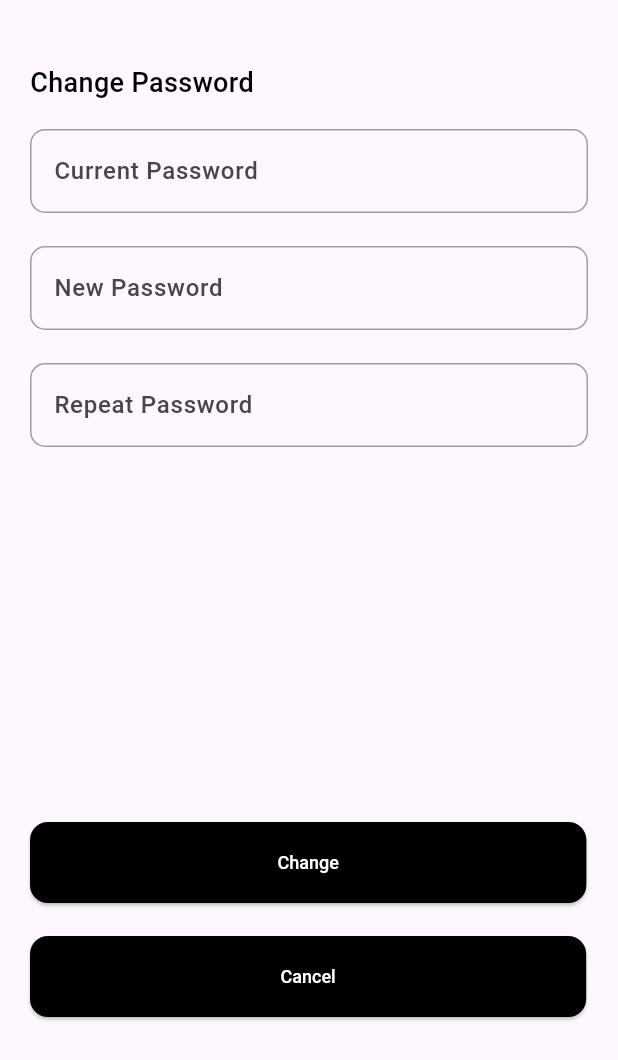
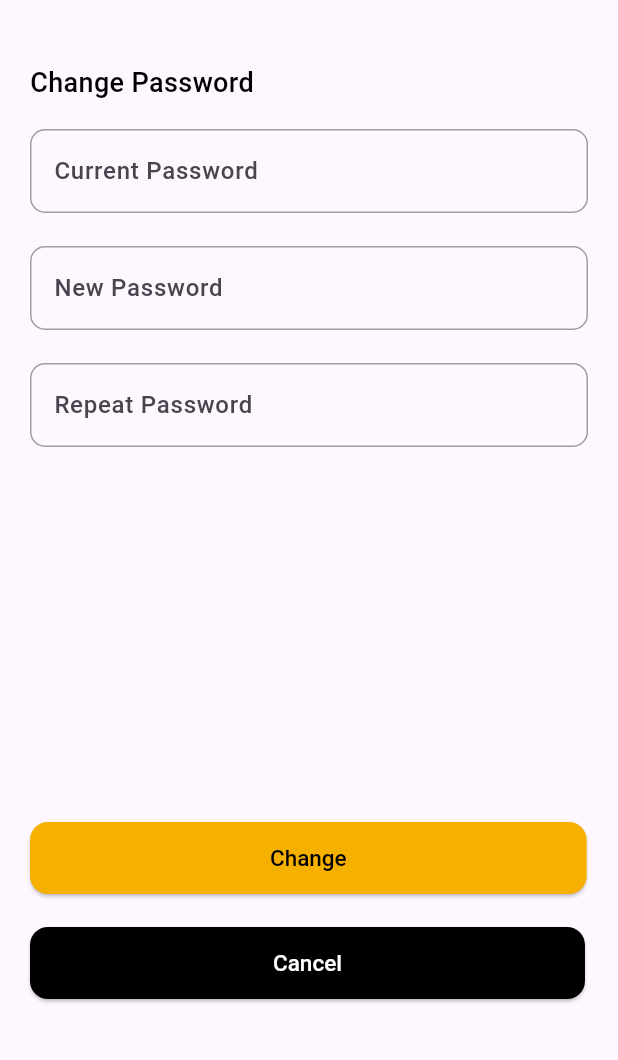
Before and after one commit to amirchi007/IMDB, a Flutter app: the ChangePasswordPage screen opened directly, on a phone screen of 412 x 824 dp. Shown: the top 1060 px of the screen. Run offline on Flutter 3.47's test engine with Material 3 defaults, Android fonts, the phone set to English and light mode, and no system bars; our stand-ins replace carousel_slider, flutter_rating_bar, get, toastification.

Commit message:
finishing ui

```diff
--- a/lib/pages/main/changepassword.dart
+++ b/lib/pages/main/changepassword.dart
@@ -100,7 +100,8 @@ class _ChangePasswordPageState extends State<ChangePasswordPage> {
                       );
                     }
                   },
-                  style: stylebtn(Colors.white, Colors.black, 20, 165, 12),
+                  style: stylebtn(
+                      Colors.black, const Color(0xFFF6B100), 15, 160, 15),
                   child: const Text("Change"),
                 ),
                 const SizedBox(
@@ -110,7 +111,7 @@ class _ChangePasswordPageState extends State<ChangePasswordPage> {
                   onPressed: () {
                     Get.to(const Profile());
                   },
-                  style: stylebtn(Colors.white, Colors.black, 20, 167, 12),
+                  style: stylebtn(Colors.white, Colors.black, 15, 162, 15),
                   child: const Text("Cancel"),
                 ),
               ],
```
Also changed, not shown: lib/main.dart (+3 -5 lines).
